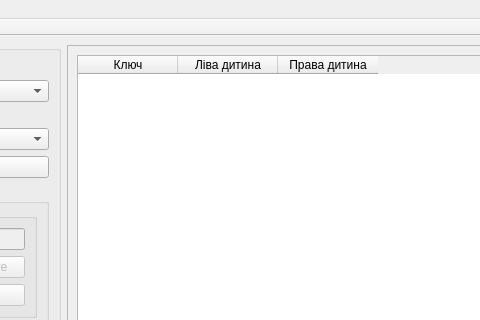
TymofiiPys/PysarenkovOOP, file Lab2/mainwindow.ui: the form before one commit; both pictures show x 186 to 666 and y 0 to 320 of the 1020 by 742 pixel window.
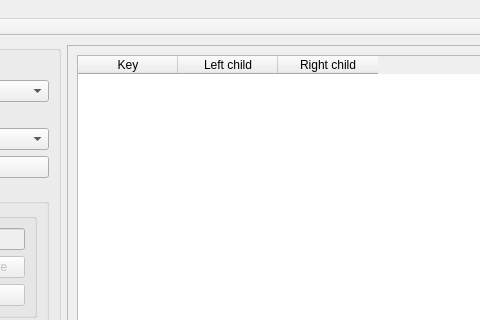
The form after the commit.

The edit to the form file:
```diff
--- a/Lab2/mainwindow.ui
+++ b/Lab2/mainwindow.ui
@@ -249,17 +249,17 @@
          <widget class="QTableWidget" name="tableWidget">
           <column>
            <property name="text">
-            <string>Ключ</string>
+            <string>Key</string>
            </property>
           </column>
           <column>
            <property name="text">
-            <string>Ліва дитина</string>
+            <string>Left child</string>
            </property>
           </column>
           <column>
            <property name="text">
-            <string>Права дитина</string>
+            <string>Right child</string>
            </property>
           </column>
          </widget>
```
